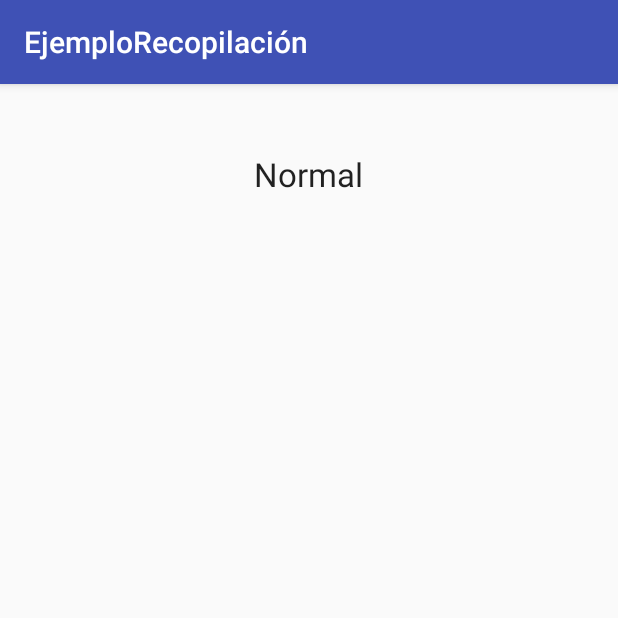
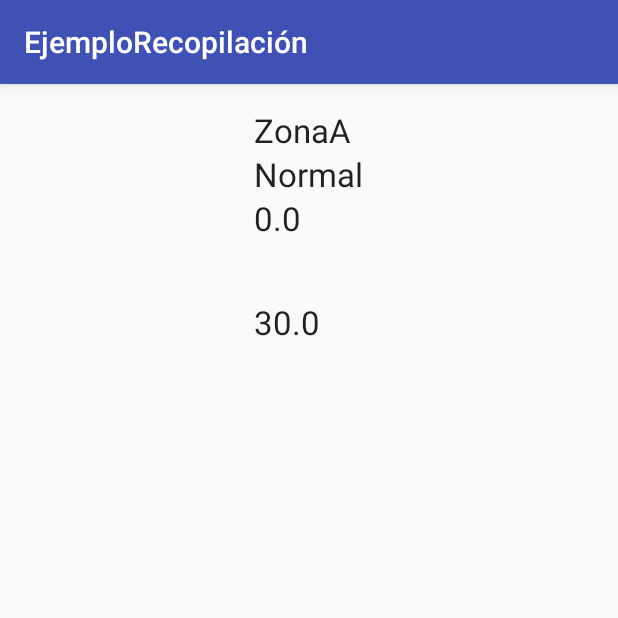
Before and after one commit to jcoello97/PMM, an Android app: the screen it shows after launch (Resultado), after a tap on "HACER CALCULOS", on a phone screen of 412 x 824 dp, the top half of it. Run offline under Robolectric (Android 15) with nearby library versions, the phone set to English and light mode, and no system bars.

Commit message:
Acabando proyecto recopilación

```diff
--- a/EjemploRecopilación/app/src/main/java/com/example/mati/ejemplorecopilacin/Facturacion.java
+++ b/EjemploRecopilación/app/src/main/java/com/example/mati/ejemplorecopilacin/Facturacion.java
@@ -12,7 +12,7 @@ public class Facturacion implements Serializable
     private double Incremento = 0.3;
     private double PrecioPaquete;
     private double PrecioFinal;
-    private boolean Urgente = true;
+    private boolean Urgente;
 
     public Facturacion(double precioZona, double pesoPaquete, double incremento, double precioFinal, boolean urgente) {
         PrecioZona = precioZona;
--- a/EjemploRecopilación/app/src/main/java/com/example/mati/ejemplorecopilacin/MainActivity.java
+++ b/EjemploRecopilación/app/src/main/java/com/example/mati/ejemplorecopilacin/MainActivity.java
@@ -11,11 +11,13 @@ import android.widget.AdapterView;
 import android.widget.ArrayAdapter;
 import android.widget.Button;
 import android.widget.CheckBox;
+import android.widget.CompoundButton;
 import android.widget.EditText;
 import android.widget.RadioButton;
 import android.widget.RadioGroup;
 import android.widget.Spinner;
 import android.widget.TextView;
+import android.widget.Toast;
 
 public class MainActivity extends AppCompatActivity
 {
@@ -26,6 +28,8 @@ public class MainActivity extends AppCompatActivity
     private Button buttonHacerCalculos;
     private RadioGroup radioGroupTarifas;
     private Facturacion facturacion = new Facturacion();
+    private String mZona;
+    private String mDecoracion = "";
     private Destino[] destinos = new Destino[]
             {
                     new Destino("ZonaA","Asia y Oceanía",30.0),
@@ -65,10 +69,43 @@ public class MainActivity extends AppCompatActivity
 
         radioGroupTarifas = (RadioGroup) findViewById(R.id.rdgroupTarifas);
 
+        checkBoxCajaRegalo.setOnCheckedChangeListener(new CompoundButton.OnCheckedChangeListener() {
+            @Override
+            public void onCheckedChanged(CompoundButton buttonView, boolean isChecked) {
+                if (isChecked)
+                {
+                    if (mDecoracion.isEmpty())
+                    {
+                        mDecoracion = "Caja Regalo";
+                    }
+                    else
+                    {
+                        mDecoracion = mDecoracion +" y Caja Regalo";
+                    }
+                }
+            }
+        });
+        checkBoxTarjetaDedicada.setOnCheckedChangeListener(new CompoundButton.OnCheckedChangeListener() {
+            @Override
+            public void onCheckedChanged(CompoundButton buttonView, boolean isChecked) {
+                if (isChecked)
+                {
+                    if (mDecoracion.isEmpty())
+                    {
+                        mDecoracion = "Tarjeta Dedicada";
+                    }
+                    else
+                    {
+                        mDecoracion = mDecoracion +" y Tarjeta Dedicada";
+                    }
+                }
+            }
+        });
         spinner.setOnItemSelectedListener(new AdapterView.OnItemSelectedListener() {
             @Override
             public void onItemSelected(AdapterView<?> parent, View view, int position, long id) {
                 facturacion.setPrecioZona(destinos[position].getPrecio());
+                mZona = destinos[position].getZona();
             }
 
             @Override
@@ -80,6 +117,7 @@ public class MainActivity extends AppCompatActivity
         if(!editTextPesoPaquete.getText().toString().isEmpty())
         {
             facturacion.setPrecioPaquete(Double.parseDouble(editTextPesoPaquete.getText().toString()));
+            facturacion.setPesoPaquete(Double.parseDouble(editTextPesoPaquete.getText().toString()));
 
         }
         radioGroupTarifas.setOnCheckedChangeListener(new RadioGroup.OnCheckedChangeListener() {
@@ -104,6 +142,9 @@ public class MainActivity extends AppCompatActivity
                 Intent intent = new Intent(MainActivity.this,Resultado.class);
                 Bundle bundle = new Bundle();
                 bundle.putSerializable("factura",facturacion);
+                bundle.putString("zona",mZona);
+                bundle.putString("decoracion",mDecoracion);
+                intent.putExtras(bundle);
                 startActivity(intent);
             }
         });
--- a/EjemploRecopilación/app/src/main/java/com/example/mati/ejemplorecopilacin/Resultado.java
+++ b/EjemploRecopilación/app/src/main/java/com/example/mati/ejemplorecopilacin/Resultado.java
@@ -7,8 +7,8 @@ import android.widget.TextView;
 
 public class Resultado extends AppCompatActivity {
 
-    private TextView textViewZonas, textViewTarifas, textViewPrecioFinal, textViewPeso;
-    private String mZona,mTarifa,mPeso,mPrecioFinal;
+    private TextView textViewZonas, textViewTarifas, textViewPrecioFinal, textViewPeso, textViewDecoracion;
+    private String mZona,mTarifa,mPeso,mPrecioFinal,mDecoracion;
     private Facturacion mFacturacion;
     @Override
     protected void onCreate(Bundle savedInstanceState) {
@@ -20,10 +20,11 @@ public class Resultado extends AppCompatActivity {
     }
 
     private void iniciarComponentesUI() {
-        textViewZonas = (TextView) findViewById(R.id.txtView_layoutSpinner_Zona);
+        textViewZonas = (TextView) findViewById(R.id.textView_Resultado_Zonas);
         textViewTarifas = (TextView) findViewById(R.id.textView_Resultado_Tarifa);
         textViewPeso = (TextView) findViewById(R.id.textView_Resultado_Peso);
         textViewPrecioFinal = (TextView) findViewById(R.id.textView_Resultado_Final);
+        textViewDecoracion = (TextView) findViewById(R.id.textView_Resultado_Decoracion);
 
         mostrarFactura();
 
@@ -33,8 +34,9 @@ public class Resultado extends AppCompatActivity {
 
     private void mostrarFactura() {
         Intent intent = getIntent();
-        Facturacion mFacturacion = (Facturacion) intent.getSerializableExtra("factura");
-
+        mFacturacion = (Facturacion) intent.getSerializableExtra("factura");
+        mZona = intent.getStringExtra("zona");
+        mDecoracion = intent.getStringExtra("decoracion");
 
         if (mFacturacion.isUrgente()) {
             mTarifa = "Urgente";
@@ -49,6 +51,7 @@ public class Resultado extends AppCompatActivity {
         textViewZonas.setText(mZona);
         textViewTarifas.setText(mTarifa);
         textViewPeso.setText(mPeso);
+        textViewDecoracion.setText(mDecoracion);
         textViewPrecioFinal.setText(mPrecioFinal);
     }
 }
--- a/EjemploRecopilación/app/src/main/res/layout/activity_main.xml
+++ b/EjemploRecopilación/app/src/main/res/layout/activity_main.xml
@@ -89,7 +89,8 @@
         android:layout_marginTop="25dp"
         android:layout_below="@+id/checkBoxCajaRegalo"
         android:layout_alignParentLeft="true"
-        android:layout_alignParentStart="true" />
+        android:layout_alignParentStart="true"
+        android:inputType="numberDecimal"/>
 
     <Button
         android:layout_width="wrap_content"
--- a/EjemploRecopilación/app/src/main/res/layout/activity_resultado.xml
+++ b/EjemploRecopilación/app/src/main/res/layout/activity_resultado.xml
@@ -18,7 +18,7 @@
         android:layout_alignParentTop="true"
         android:layout_alignParentLeft="true"
         android:layout_alignParentStart="true"
-        />
+        android:text="ZONA" />
 
     <TextView
         android:layout_width="wrap_content"
@@ -27,7 +27,8 @@
         android:id="@+id/textView_Resultado_Tarifa"
         android:layout_below="@+id/textView_Resultado_Zonas"
         android:layout_alignParentLeft="true"
-        android:layout_alignParentStart="true" />
+        android:layout_alignParentStart="true"
+        android:text="TARIFA" />
 
     <TextView
         android:layout_width="wrap_content"
@@ -36,14 +37,28 @@
         android:id="@+id/textView_Resultado_Peso"
         android:layout_below="@+id/textView_Resultado_Tarifa"
         android:layout_alignParentLeft="true"
-        android:layout_alignParentStart="true" />
+        android:layout_alignParentStart="true"
+        android:text="PESO" />
 
     <TextView
         android:layout_width="wrap_content"
         android:layout_height="wrap_content"
         android:textAppearance="?android:attr/textAppearanceLarge"
         android:id="@+id/textView_Resultado_Final"
+        android:text="PRECIO FINAL"
+        android:layout_marginTop="40dp"
         android:layout_below="@+id/textView_Resultado_Peso"
-        android:layout_toRightOf="@+id/textView_Resultado_Peso"
-        android:layout_toEndOf="@+id/textView_Resultado_Peso" />
+        android:layout_alignLeft="@+id/textView_Resultado_Peso"
+        android:layout_alignStart="@+id/textView_Resultado_Peso" />
+
+    <TextView
+        android:layout_width="wrap_content"
+        android:layout_height="wrap_content"
+        android:textAppearance="?android:attr/textAppearanceLarge"
+        android:text="DECORACION"
+        android:id="@+id/textView_Resultado_Decoracion"
+        android:layout_below="@+id/textView_Resultado_Peso"
+        android:layout_alignLeft="@+id/textView_Resultado_Peso"
+        android:layout_alignStart="@+id/textView_Resultado_Peso" />
+
 </RelativeLayout>
```
